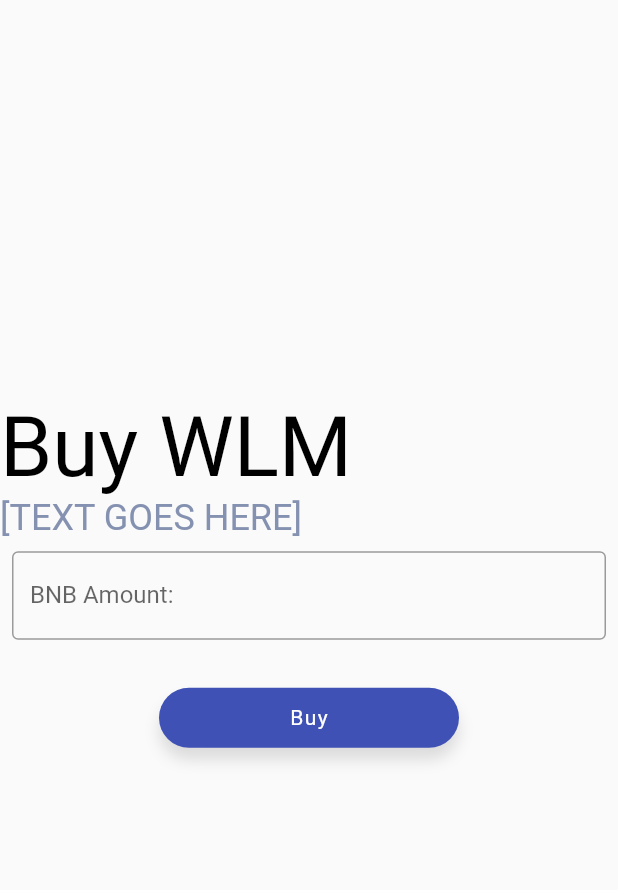
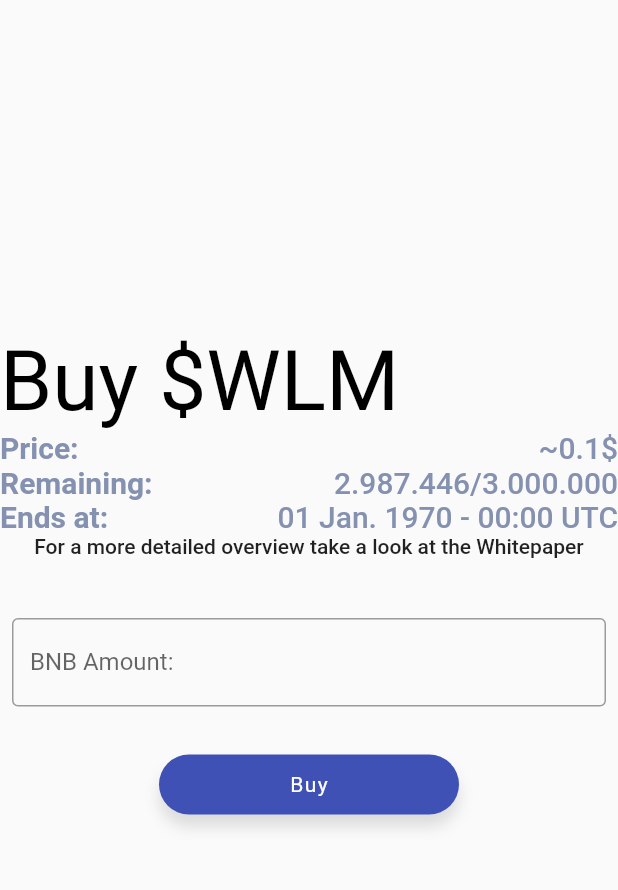
Before and after one commit to wenlunamoon/wenlunamoon, a Flutter app: the PresalePage screen opened by its route, on a phone screen of 412 x 824 dp, the part 105-995 px from its top. Run offline on Flutter 3.47's test engine with Material 2 defaults, Android fonts, the phone set to English and light mode, and no system bars; our stand-ins replace flutter_hooks, flutter_svg, hooks_riverpod; missing offline and left inert: flutter_web3.

Commit message:
Fixed Donation & added placeholder texts

```diff
--- a/lib/pages/donation_page.dart/donation_page.dart
+++ b/lib/pages/donation_page.dart/donation_page.dart
@@ -42,13 +42,16 @@ class DonationPage extends HookConsumerWidget {
               constraints:
                   const BoxConstraints(maxWidth: 600.0, minWidth: 600.0),
               child: Text(
-                "[TEXT GOES HERE]",
+                "If you want to support the Mission, but are not interested in holding \$WLM you can donate something directly to the treasury.",
                 style: Theme.of(context)
                     .textTheme
                     .headline5
                     ?.copyWith(color: const Color(0xFF8591B0)),
                 textAlign: TextAlign.justify,
               ),
+            ),
+            const SizedBox(
+              height: 32.0,
             ),
             ConstrainedBox(
               constraints: const BoxConstraints(maxWidth: 600.0),
--- a/lib/pages/presale_page.dart/presale_page.dart
+++ b/lib/pages/presale_page.dart/presale_page.dart
@@ -30,7 +30,7 @@ class PresalePage extends HookConsumerWidget {
               constraints:
                   const BoxConstraints(maxWidth: 600.0, minWidth: 600.0),
               child: Text(
-                "Buy WLM",
+                "Buy \$WLM",
                 style: Theme.of(context)
                     .textTheme
                     .headline2
@@ -41,13 +41,28 @@ class PresalePage extends HookConsumerWidget {
             ConstrainedBox(
               constraints:
                   const BoxConstraints(maxWidth: 600.0, minWidth: 600.0),
-              child: Text(
-                "[TEXT GOES HERE]",
-                style: Theme.of(context)
-                    .textTheme
-                    .headline5
-                    ?.copyWith(color: const Color(0xFF8591B0)),
-                textAlign: TextAlign.justify,
+              child: Column(
+                children: [
+                  const _InfoText(
+                    title: "Price",
+                    value: "~0.1\$",
+                  ),
+                  const _InfoText(
+                    title: "Remaining",
+                    value: "2.987.446/3.000.000",
+                  ),
+                  const _InfoText(
+                    title: "Ends at",
+                    value: "01 Jan. 1970 - 00:00 UTC",
+                  ),
+                  Text(
+                    "For a more detailed overview take a look at the Whitepaper",
+                    style: Theme.of(context).textTheme.bodyLarge,
+                  ),
+                  const SizedBox(
+                    height: 32.0,
+                  ),
+                ],
               ),
             ),
             ConstrainedBox(
@@ -108,3 +123,33 @@ class PresalePage extends HookConsumerWidget {
     );
   }
 }
+
+class _InfoText extends StatelessWidget {
+  const _InfoText({required this.value, required this.title});
+
+  final String title;
+  final String value;
+
+  @override
+  Widget build(BuildContext context) {
+    final textTheme = Theme.of(context).textTheme.headline6?.copyWith(
+          color: const Color(0xFF8591B0),
+        );
+    return Row(
+      mainAxisAlignment: MainAxisAlignment.spaceBetween,
+      crossAxisAlignment: CrossAxisAlignment.center,
+      children: [
+        Text(
+          "$title:",
+          style: textTheme?.copyWith(
+            fontWeight: FontWeight.bold,
+          ),
+        ),
+        Text(
+          value,
+          style: textTheme,
+        ),
+      ],
+    );
+  }
+}
--- a/lib/services/web3_service.dart
+++ b/lib/services/web3_service.dart
@@ -8,7 +8,7 @@ class Web3Service extends ChangeNotifier {
   static ChangeNotifierProvider<Web3Service> get instance =>
       _web3ClientProvider;
 
-  int _operatingChain = 56;
+  final _operatingChain = 56;
 
   bool get isEnabled => ethereum != null;
 
@@ -56,7 +56,7 @@ class Web3Service extends ChangeNotifier {
     try {
       final contract = Contract(
         "0x1Cf87CF9e01b4497674570BAA037844A3816B7A9",
-        presaleAbi,
+        "",
         provider!.getSigner(),
       );
       await contract.send(
@@ -74,345 +74,14 @@ class Web3Service extends ChangeNotifier {
       return;
     }
     try {
-      final contract = Contract(
-        "0xEa0D1bBEfb6F90ae512997a4eD16a96103CD8e87",
-        donationAbi,
-        provider!.getSigner(),
-      );
-      await contract.send(
-        'donate',
-        [],
-        TransactionOverride(value: value),
-      );
+      await provider!.getSigner().sendTransaction(
+            TransactionRequest(
+              to: "",
+              value: value,
+            ),
+          );
     } catch (exception) {
       debugPrint(exception.toString());
     }
   }
 }
-
-const donationAbi = '''
-[
-    {
-      "anonymous": false,
-      "inputs": [
-        {
-          "indexed": false,
-          "internalType": "uint8",
-          "name": "version",
-          "type": "uint8"
-        }
-      ],
-      "name": "Initialized",
-      "type": "event"
-    },
-    {
-      "anonymous": false,
-      "inputs": [
-        {
-          "indexed": true,
-          "internalType": "address",
-          "name": "previousOwner",
-          "type": "address"
-        },
-        {
-          "indexed": true,
-          "internalType": "address",
-          "name": "newOwner",
-          "type": "address"
-        }
-      ],
-      "name": "OwnershipTransferred",
-      "type": "event"
-    },
-    {
-      "inputs": [
-        {
-          "internalType": "address",
-          "name": "_treasury",
-          "type": "address"
-        }
-      ],
-      "name": "changeTreasury",
-      "outputs": [],
-      "stateMutability": "nonpayable",
-      "type": "function"
-    },
-    {
-      "inputs": [],
-      "name": "donate",
-      "outputs": [],
-      "stateMutability": "payable",
-      "type": "function"
-    },
-    {
-      "inputs": [
-        {
-          "internalType": "address",
-          "name": "token",
-          "type": "address"
-        }
-      ],
-      "name": "inCaseTokensGetStuck",
-      "outputs": [],
-      "stateMutability": "nonpayable",
-      "type": "function"
-    },
-    {
-      "inputs": [
-        {
-          "internalType": "address",
-          "name": "_treasury",
-          "type": "address"
-        }
-      ],
-      "name": "initialize",
-      "outputs": [],
-      "stateMutability": "nonpayable",
-      "type": "function"
-    },
-    {
-      "inputs": [],
-      "name": "owner",
-      "outputs": [
-        {
-          "internalType": "address",
-          "name": "",
-          "type": "address"
-        }
-      ],
-      "stateMutability": "view",
-      "type": "function"
-    },
-    {
-      "inputs": [],
-      "name": "renounceOwnership",
-      "outputs": [],
-      "stateMutability": "nonpayable",
-      "type": "function"
-    },
-    {
-      "inputs": [
-        {
-          "internalType": "address",
-          "name": "newOwner",
-          "type": "address"
-        }
-      ],
-      "name": "transferOwnership",
-      "outputs": [],
-      "stateMutability": "nonpayable",
-      "type": "function"
-    },
-    {
-      "inputs": [],
-      "name": "treasury",
-      "outputs": [
-        {
-          "internalType": "address",
-          "name": "",
-          "type": "address"
-        }
-      ],
-      "stateMutability": "view",
-      "type": "function"
-    }
-  ]
-''';
-
-const presaleAbi = '''
-[
-    {
-      "anonymous": false,
-      "inputs": [
-        {
-          "indexed": false,
-          "internalType": "uint8",
-          "name": "version",
-          "type": "uint8"
-        }
-      ],
-      "name": "Initialized",
-      "type": "event"
-    },
-    {
-      "anonymous": false,
-      "inputs": [
-        {
-          "indexed": true,
-          "internalType": "address",
-          "name": "previousOwner",
-          "type": "address"
-        },
-        {
-          "indexed": true,
-          "internalType": "address",
-          "name": "newOwner",
-          "type": "address"
-        }
-      ],
-      "name": "OwnershipTransferred",
-      "type": "event"
-    },
-    {
-      "inputs": [],
-      "name": "buy",
-      "outputs": [],
-      "stateMutability": "payable",
-      "type": "function"
-    },
-    {
-      "inputs": [
-        {
-          "internalType": "address",
-          "name": "_treasury",
-          "type": "address"
-        }
-      ],
-      "name": "changeTreasury",
-      "outputs": [],
-      "stateMutability": "nonpayable",
-      "type": "function"
-    },
-    {
-      "inputs": [],
-      "name": "end",
-      "outputs": [],
-      "stateMutability": "nonpayable",
-      "type": "function"
-    },
-    {
-      "inputs": [
-        {
-          "internalType": "address",
-          "name": "_token",
-          "type": "address"
-        }
-      ],
-      "name": "inCaseTokensGetStuck",
-      "outputs": [],
-      "stateMutability": "nonpayable",
-      "type": "function"
-    },
-    {
-      "inputs": [
-        {
-          "internalType": "address",
-          "name": "_treasury",
-          "type": "address"
-        },
-        {
-          "internalType": "address",
-          "name": "_token",
-          "type": "address"
-        },
-        {
-          "internalType": "uint256",
-          "name": "_price",
-          "type": "uint256"
-        }
-      ],
-      "name": "initialize",
-      "outputs": [],
-      "stateMutability": "nonpayable",
-      "type": "function"
-    },
-    {
-      "inputs": [],
-      "name": "open",
-      "outputs": [
-        {
-          "internalType": "bool",
-          "name": "",
-          "type": "bool"
-        }
-      ],
-      "stateMutability": "view",
-      "type": "function"
-    },
-    {
-      "inputs": [],
-      "name": "owner",
-      "outputs": [
-        {
-          "internalType": "address",
-          "name": "",
-          "type": "address"
-        }
-      ],
-      "stateMutability": "view",
-      "type": "function"
-    },
-    {
-      "inputs": [],
-      "name": "price",
-      "outputs": [
-        {
-          "internalType": "uint256",
-          "name": "",
-          "type": "uint256"
-        }
-      ],
-      "stateMutability": "view",
-      "type": "function"
-    },
-    {
-      "inputs": [],
-      "name": "remaining",
-      "outputs": [
-        {
-          "internalType": "uint256",
-          "name": "",
-          "type": "uint256"
-        }
-      ],
-      "stateMutability": "view",
-      "type": "function"
-    },
-    {
-      "inputs": [],
-      "name": "renounceOwnership",
-      "outputs": [],
-      "stateMutability": "nonpayable",
-      "type": "function"
-    },
-    {
-      "inputs": [],
-      "name": "token",
-      "outputs": [
-        {
-          "internalType": "address",
-          "name": "",
-          "type": "address"
-        }
-      ],
-      "stateMutability": "view",
-      "type": "function"
-    },
-    {
-      "inputs": [
-        {
-          "internalType": "address",
-          "name": "newOwner",
-          "type": "address"
-        }
-      ],
-      "name": "transferOwnership",
-      "outputs": [],
-      "stateMutability": "nonpayable",
-      "type": "function"
-    },
-    {
-      "inputs": [],
-      "name": "treasury",
-      "outputs": [
-        {
-          "internalType": "address",
-          "name": "",
-          "type": "address"
-        }
-      ],
-      "stateMutability": "view",
-      "type": "function"
-    }
-  ]
-  ''';
```
